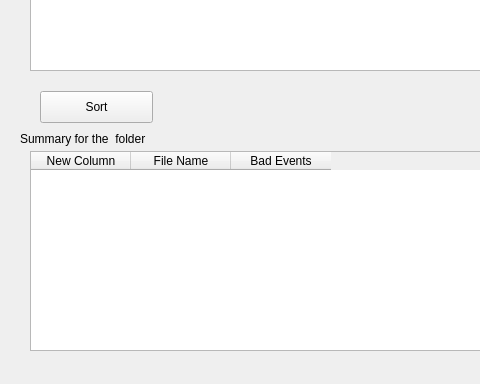
This is sortDataGUI.ui in gihankaushyal/PixelAnomalyDetectorTool as Qt 5 draws it before an edit; both pictures show x 0 to 480 and y 189 to 573 of the 745 by 573 pixel window. The edited form follows.
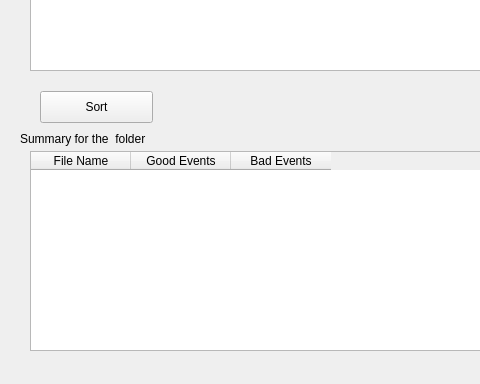
This is the edited form.

Commit message: modified the  table headings

The edit to the form file:
```diff
--- a/sortDataGUI.ui
+++ b/sortDataGUI.ui
@@ -109,12 +109,12 @@
    </property>
    <column>
     <property name="text">
-     <string>New Column</string>
+     <string>File Name</string>
     </property>
    </column>
    <column>
     <property name="text">
-     <string>File Name</string>
+     <string>Good Events</string>
     </property>
    </column>
    <column>
```
